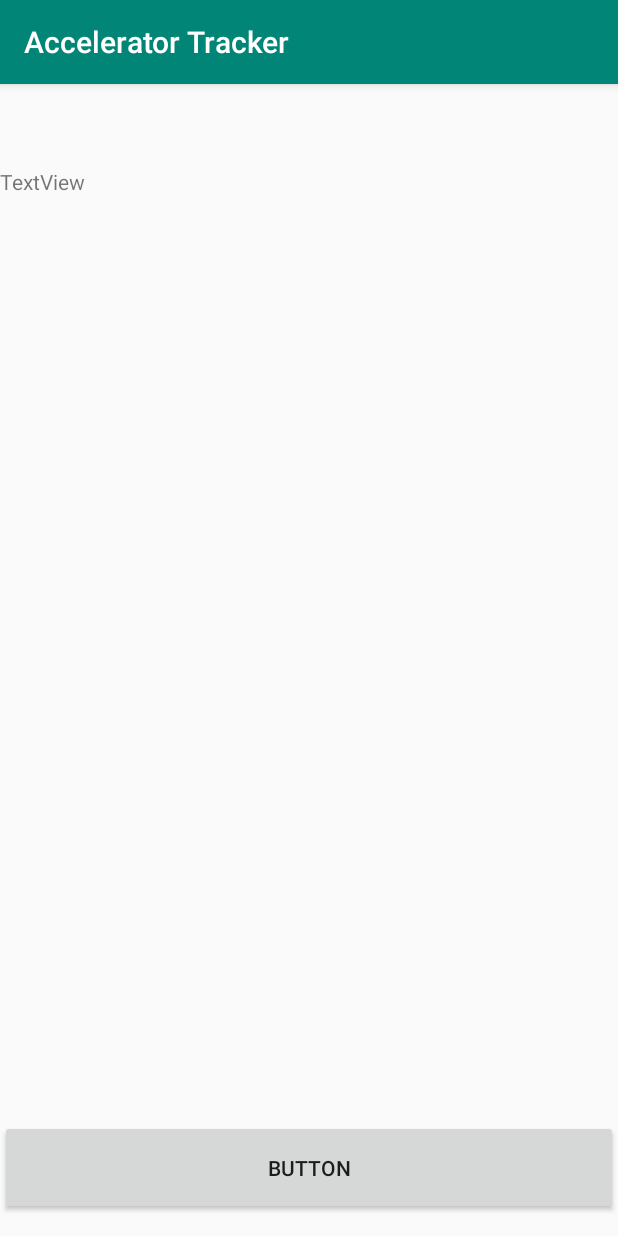
After one commit to XarnnibusTug/WGU-Term_Tracker, an Android app: the CourseNoteViewActivity screen opened directly, with no data from a screen before it, on a phone screen of 412 x 824 dp. The commit adds this screen. Run offline under Robolectric (Android 15) with nearby library versions, the phone set to English and light mode, and no system bars.

Commit message:
CHORE: Created CourseNote Activities

```diff
--- a/app/src/main/AndroidManifest.xml
+++ b/app/src/main/AndroidManifest.xml
@@ -42,7 +42,8 @@
             android:name=".CourseViewActivity"
             android:label="@string/title_activity_course_view"
             android:theme="@style/AppTheme.NoActionBar" />
-        <activity android:name=".CourseNoteListActivity"></activity>
+        <activity android:name=".CourseNoteListActivity" />
+        <activity android:name=".CourseNoteViewActivity"></activity>
     </application>
 
 </manifest>
--- /dev/null
+++ b/app/src/main/java/com/example/jmor132/myapplication/CourseNoteViewActivity.java
@@ -0,0 +1,13 @@
+package com.example.jmor132.myapplication;
+
+import android.support.v7.app.AppCompatActivity;
+import android.os.Bundle;
+
+public class CourseNoteViewActivity extends AppCompatActivity {
+
+    @Override
+    protected void onCreate(Bundle savedInstanceState) {
+        super.onCreate(savedInstanceState);
+        setContentView(R.layout.activity_course_note_view);
+    }
+}
--- /dev/null
+++ b/app/src/main/res/layout/activity_course_note_view.xml
@@ -0,0 +1,26 @@
+<?xml version="1.0" encoding="utf-8"?>
+<RelativeLayout xmlns:android="http://schemas.android.com/apk/res/android"
+    xmlns:app="http://schemas.android.com/apk/res-auto"
+    xmlns:tools="http://schemas.android.com/tools"
+    android:layout_width="match_parent"
+    android:layout_height="match_parent"
+    tools:context=".CourseNoteViewActivity">
+
+    <TextView
+        android:id="@+id/courseNoteText"
+        android:layout_width="match_parent"
+        android:layout_height="246dp"
+        android:layout_alignParentStart="true"
+        android:layout_alignParentTop="true"
+        android:layout_marginTop="55dp"
+        android:text="TextView" />
+
+    <Button
+        android:id="@+id/button3"
+        android:layout_width="match_parent"
+        android:layout_height="63dp"
+        android:layout_alignParentStart="true"
+        android:layout_alignParentBottom="true"
+        android:layout_marginBottom="14dp"
+        android:text="Button" />
+</RelativeLayout>
--- a/app/src/main/res/values/strings.xml
+++ b/app/src/main/res/values/strings.xml
@@ -74,6 +74,6 @@
     <string name="drop_course">Drop Course</string>
 
     //Course Note List
-    <string name = "course_note_welcome">Add a new Course Note Below</string>
-    <string name = "new_course_note">New course Note</string>
+    <string name="course_note_welcome">Add a new Course Note Below</string>
+    <string name="new_course_note">New course Note</string>
 </resources>
```
Also changed, not shown: app/src/main/java/com/example/jmor132/myapplication/CourseNoteListActivity.java (+39 -1 lines), app/src/main/res/layout/course_note_list.xml (added, +23 -0 lines).
